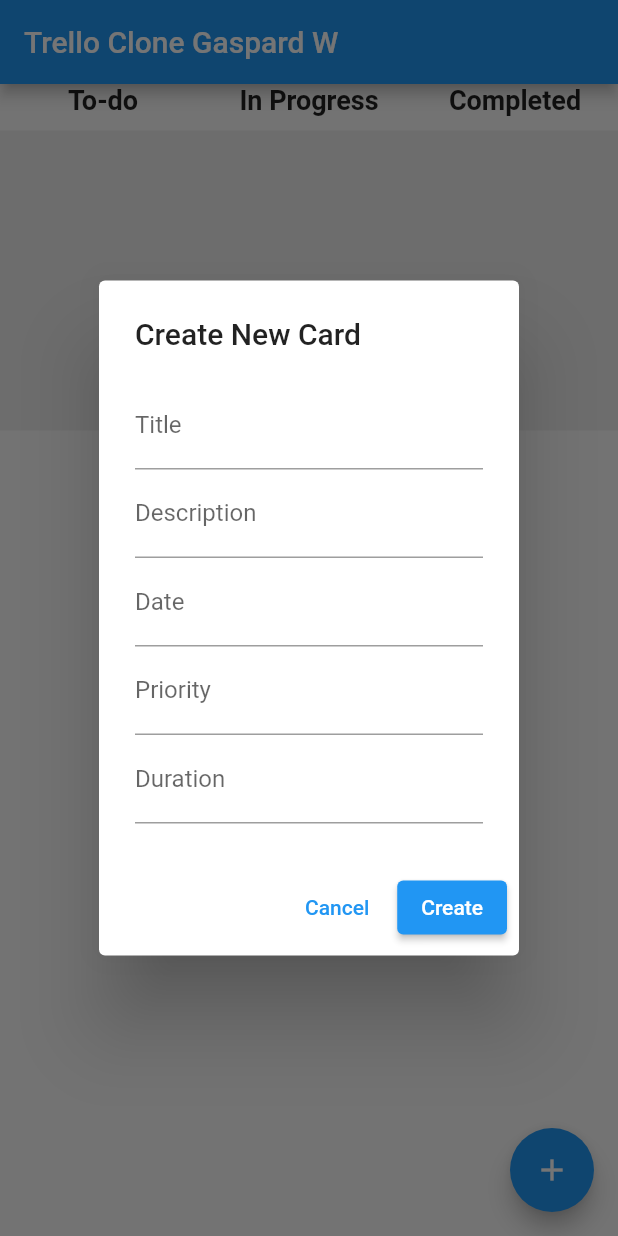
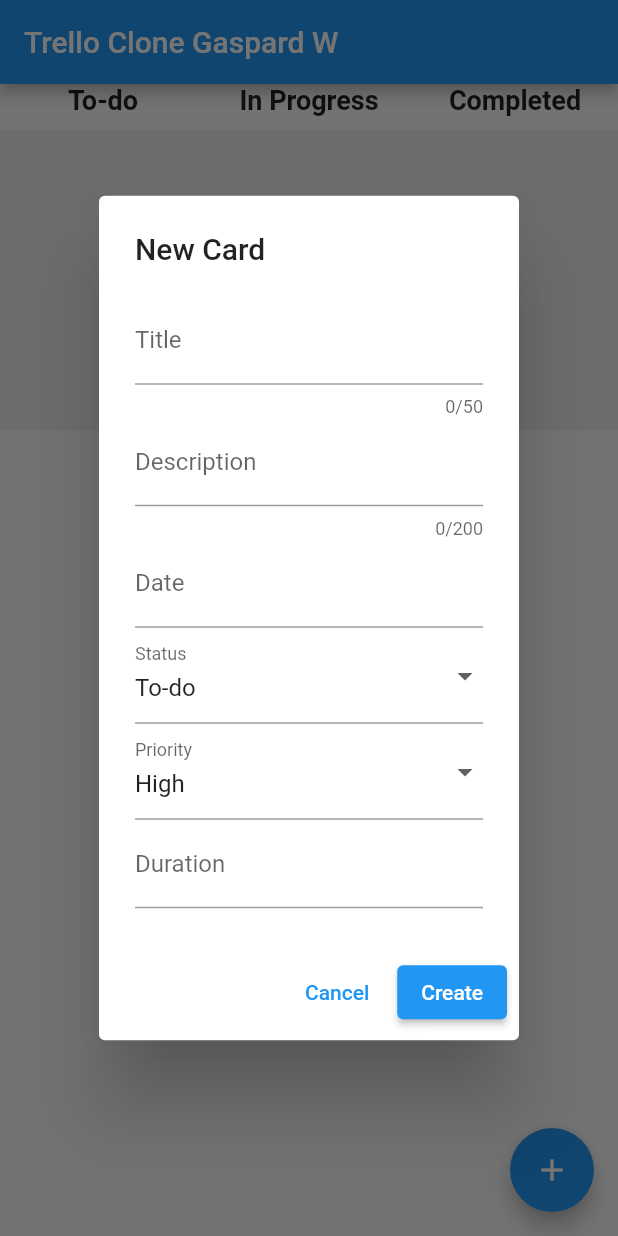
Before and after one commit to extragornax/drivenspark-exam, a Flutter app: the screen it shows after launch, after a tap on the "add" icon, on a phone screen of 412 x 824 dp. Run offline on Flutter 3.47's test engine with Material 2 defaults, Android fonts, the phone set to English and light mode, and no system bars; network calls fail.

```diff
--- a/front/lib/main.dart
+++ b/front/lib/main.dart
@@ -119,28 +119,15 @@ class _MyHomePageState extends State<MyHomePage> {
     }
   }
 
-  // Future<void> createCard(data) async {
-  //   try {
-  //     var url = Uri.http('localhost:3030', 'api/card');
-  //     var response = await http.post(url, body: data);
-  //     if (response.statusCode == 200) {
-  //       print('Card created');
-  //     } else {
-  //       // Handle error response
-  //       print('Request failed with status: ${response.statusCode}.');
-  //     }
-  //   } catch (error) {
-  //     // Handle network or JSON parsing errors
-  //     print('Error: $error');
-  //   }
-  // }
-
   Future<void> deleteCard(id) async {
     try {
       var url = Uri.http('localhost:3030', 'api/card/$id');
       var response = await http.delete(url);
       if (response.statusCode == 200) {
         print('Card deleted');
+        setState(() {
+          cards = cards.where((card) => card.id != id).toList();
+        });
       } else {
         // Handle error response
         print('Request failed with status: ${response.statusCode}.');
@@ -224,7 +211,7 @@ class _MyHomePageState extends State<MyHomePage> {
         var response =
             await http.post(url, headers: headers, body: newCard.toString());
 
-        if (response.statusCode == 200) {
+        if (response.statusCode == 201) {
           // Card created successfully, update the UI
           setState(() {
             cards.add(newCard);
@@ -251,7 +238,7 @@ class _MyHomePageState extends State<MyHomePage> {
 
     return Scaffold(
       appBar: AppBar(
-        title: Text('Trello Clone Gaspard W'),
+        title: const Text('Trello Clone Gaspard W'),
       ),
       body: Table(
         children: [
@@ -266,7 +253,7 @@ class _MyHomePageState extends State<MyHomePage> {
       ),
       floatingActionButton: FloatingActionButton(
         onPressed: createCard,
-        child: Icon(Icons.add),
+        child: const Icon(Icons.add),
       ),
     );
   }
@@ -312,6 +299,10 @@ class _NewCardDialogState extends State<NewCardDialog> {
   TextEditingController priorityController = TextEditingController();
   TextEditingController durationController = TextEditingController();
 
+  String selectedStatus = 'todo';
+  String selectedPriority = 'high';
+  DateTime selectedDate = DateTime.now();
+
   @override
   void dispose() {
     titleController.dispose();
@@ -322,33 +313,105 @@ class _NewCardDialogState extends State<NewCardDialog> {
     super.dispose();
   }
 
+  Future<void> _selectDate(BuildContext context) async {
+    final DateTime? picked = await showDatePicker(
+      context: context,
+      initialDate: selectedDate,
+      firstDate: DateTime.now(),
+      lastDate: DateTime(2100),
+    );
+
+    if (picked != null && picked != selectedDate) {
+      setState(() {
+        selectedDate = picked;
+        dateController.text = DateFormat('yyyy-MM-dd').format(selectedDate);
+      });
+    }
+  }
+
   @override
   Widget build(BuildContext context) {
     return AlertDialog(
-      title: const Text('Create New Card'),
+      title: const Text('New Card'),
       content: SingleChildScrollView(
         child: Column(
           crossAxisAlignment: CrossAxisAlignment.start,
           children: [
             TextField(
               controller: titleController,
-              decoration: const InputDecoration(labelText: 'Title'),
+              decoration: InputDecoration(
+                labelText: 'Title',
+                counterText: '${titleController.text.length}/50',
+              ),
+              maxLength: 50,
             ),
             TextField(
               controller: descriptionController,
-              decoration: const InputDecoration(labelText: 'Description'),
+              decoration: InputDecoration(
+                labelText: 'Description',
+                counterText: '${descriptionController.text.length}/200',
+              ),
+              maxLength: 200,
             ),
-            TextField(
-              controller: dateController,
-              decoration: const InputDecoration(labelText: 'Date'),
+            InkWell(
+              onTap: () => _selectDate(context),
+              child: IgnorePointer(
+                child: TextField(
+                  controller: dateController,
+                  decoration: const InputDecoration(labelText: 'Date'),
+                ),
+              ),
             ),
-            TextField(
-              controller: priorityController,
+            DropdownButtonFormField<String>(
+              value: selectedStatus,
+              onChanged: (newValue) {
+                setState(() {
+                  selectedStatus = newValue!;
+                });
+              },
+              decoration: const InputDecoration(labelText: 'Status'),
+              items: const [
+                DropdownMenuItem<String>(
+                  value: 'todo',
+                  child: Text('To-do'),
+                ),
+                DropdownMenuItem<String>(
+                  value: 'inprogress',
+                  child: Text('In Progress'),
+                ),
+                DropdownMenuItem<String>(
+                  value: 'completed',
+                  child: Text('Completed'),
+                ),
+              ],
+            ),
+            DropdownButtonFormField<String>(
+              value: selectedPriority,
+              onChanged: (newValue) {
+                setState(() {
+                  selectedPriority = newValue!;
+                });
+              },
               decoration: const InputDecoration(labelText: 'Priority'),
+              items: const [
+                DropdownMenuItem<String>(
+                  value: 'high',
+                  child: Text('High'),
+                ),
+                DropdownMenuItem<String>(
+                  value: 'medium',
+                  child: Text('Medium'),
+                ),
+                DropdownMenuItem<String>(
+                  value: 'low',
+                  child: Text('Low'),
+                ),
+              ],
             ),
             TextField(
               controller: durationController,
               decoration: const InputDecoration(labelText: 'Duration'),
+              keyboardType: TextInputType.number,
             ),
           ],
         ),
@@ -368,10 +431,10 @@ class _NewCardDialogState extends State<NewCardDialog> {
               id: DateTime.now().millisecondsSinceEpoch,
               title: titleController.text,
               description: descriptionController.text,
-              date: dateController.text,
-              priority: priorityController.text,
+              date: DateFormat('yyyy-MM-dd').format(selectedDate),
+              priority: selectedPriority,
               duration: int.tryParse(durationController.text) ?? 0,
-              status: 'To-do',
+              status: selectedStatus,
             );
             Navigator.of(context).pop(newCard);
           },
```
